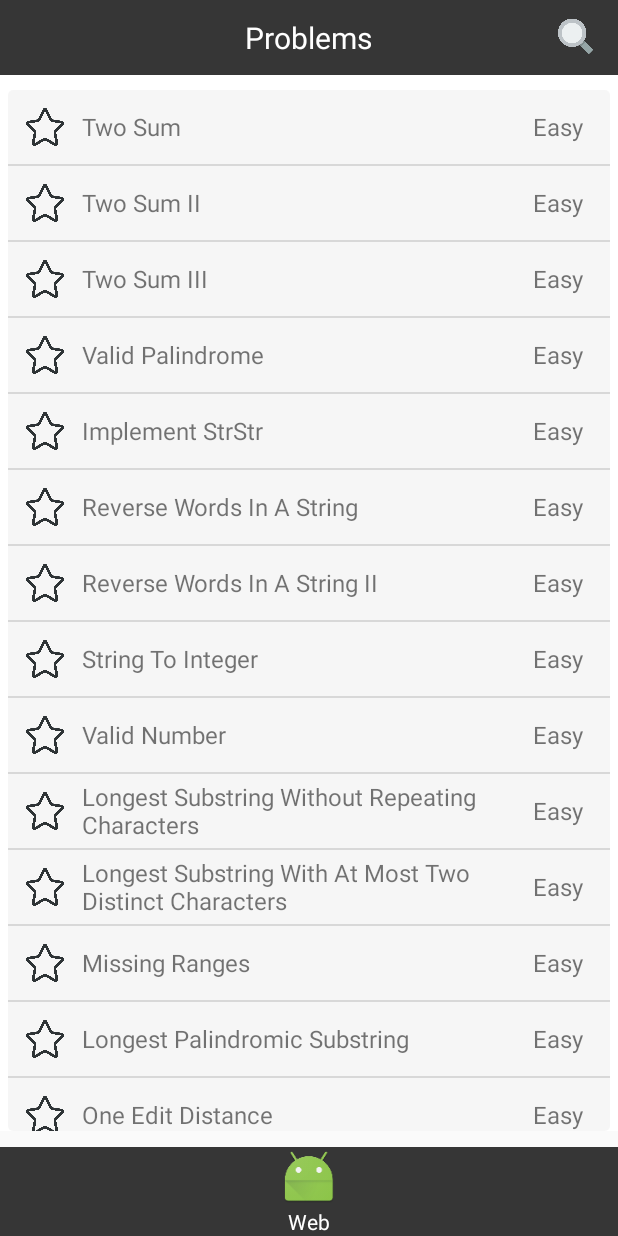
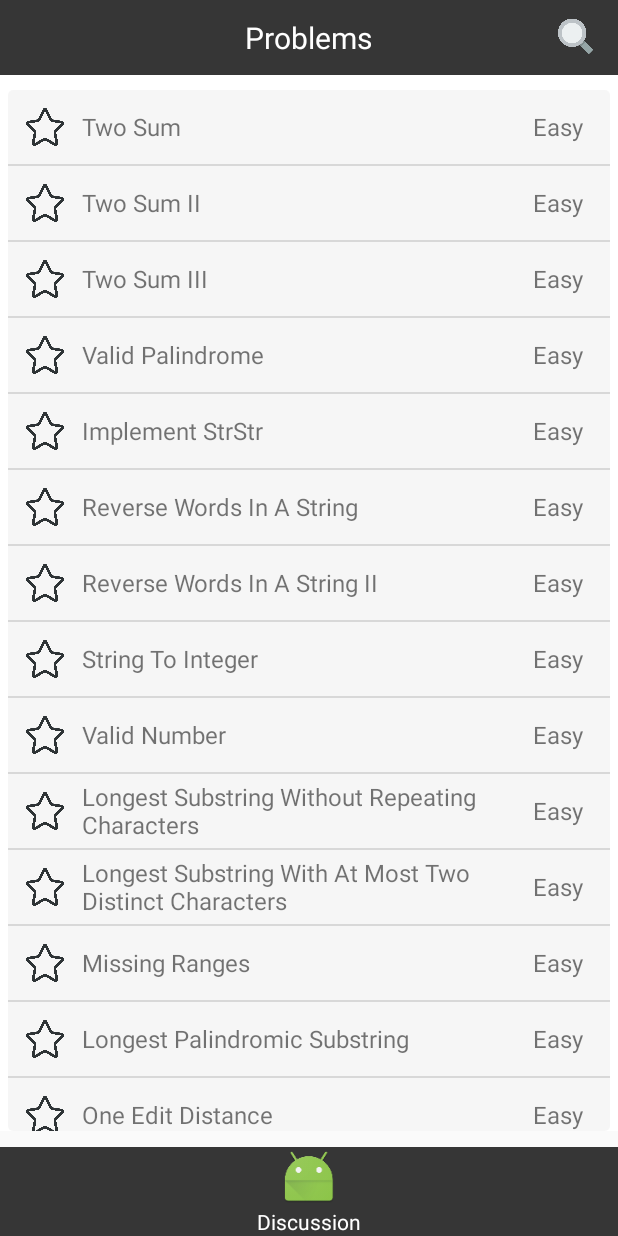
Before and after one commit to kennybill2014/Leetroid, an Android app: the screen it shows after launch (MainActivity), on a phone screen of 412 x 824 dp. Run offline under Robolectric (Android 15) with nearby library versions, the phone set to English and light mode, and no system bars; 1 statement that could not run was skipped.

Commit message:
Change search frame activity layout

```diff
--- a/app/src/main/AndroidManifest.xml
+++ b/app/src/main/AndroidManifest.xml
@@ -23,7 +23,9 @@
             android:screenOrientation="landscape"
             android:theme="@android:style/Theme.NoTitleBar.Fullscreen" >
         </activity>
-        <activity android:name=".SearchFrameActivity">
+        <activity
+            android:name=".SearchFrameActivity"
+            android:screenOrientation="portrait">
         </activity>
     </application>
 
--- a/app/src/main/java/joey/com/leetroid/MainActivity.java
+++ b/app/src/main/java/joey/com/leetroid/MainActivity.java
@@ -47,9 +47,9 @@ public class MainActivity extends FragmentActivity {
         mFragmentTabHost.setup(this, getSupportFragmentManager(), R.id.frame_container);
 
         mMainTab = getIndicator(MainActivity.this, mFragmentTabHost.newTabSpec(TAB_MAIN_TAG), "#363636",
-                "MainList", R.mipmap.ic_launcher);
+                "Solution", R.mipmap.ic_launcher);
         mWebTab = getIndicator(MainActivity.this, mFragmentTabHost.newTabSpec(TAB_WEB_TAG), "#363636",
-                "Web", R.mipmap.ic_launcher);
+                "Discussion", R.mipmap.ic_launcher);
 
         mFragmentTabHost.addTab(mMainTab, MainListContainerFragment.class, null);
         mFragmentTabHost.addTab(mWebTab, WebContainerFragment.class, null);
--- a/app/src/main/res/drawable/search_region_button_round_shape.xml
+++ b/app/src/main/res/drawable/search_region_button_round_shape.xml
@@ -1,5 +1,5 @@
 <?xml version="1.0" encoding="utf-8"?>
 <shape xmlns:android="http://schemas.android.com/apk/res/android">
-    <solid android:color="#5CACEE" />
+    <solid android:color="#363636" />
     <corners android:radius="3dp" />
 </shape>
--- a/app/src/main/res/layout/problem_list_item.xml
+++ b/app/src/main/res/layout/problem_list_item.xml
@@ -6,8 +6,9 @@
     <RelativeLayout
         android:id="@+id/problem_region_star_wrapper"
         android:layout_alignParentLeft="true"
+        android:layout_centerVertical="true"
         android:layout_height="wrap_content"
-        android:layout_width="wrap_content"
+        android:layout_width="49dp"
         >
         <ImageView
             android:id="@+id/problem_region_star"
```
Also changed, not shown: app/src/main/res/layout/activity_search.xml (+6 -13 lines), app/src/main/res/layout/suggestion_list_item.xml (+3 -8 lines), app/src/main/res/mipmap-xhdpi/searchbox.9.png (added), 1 other file.
